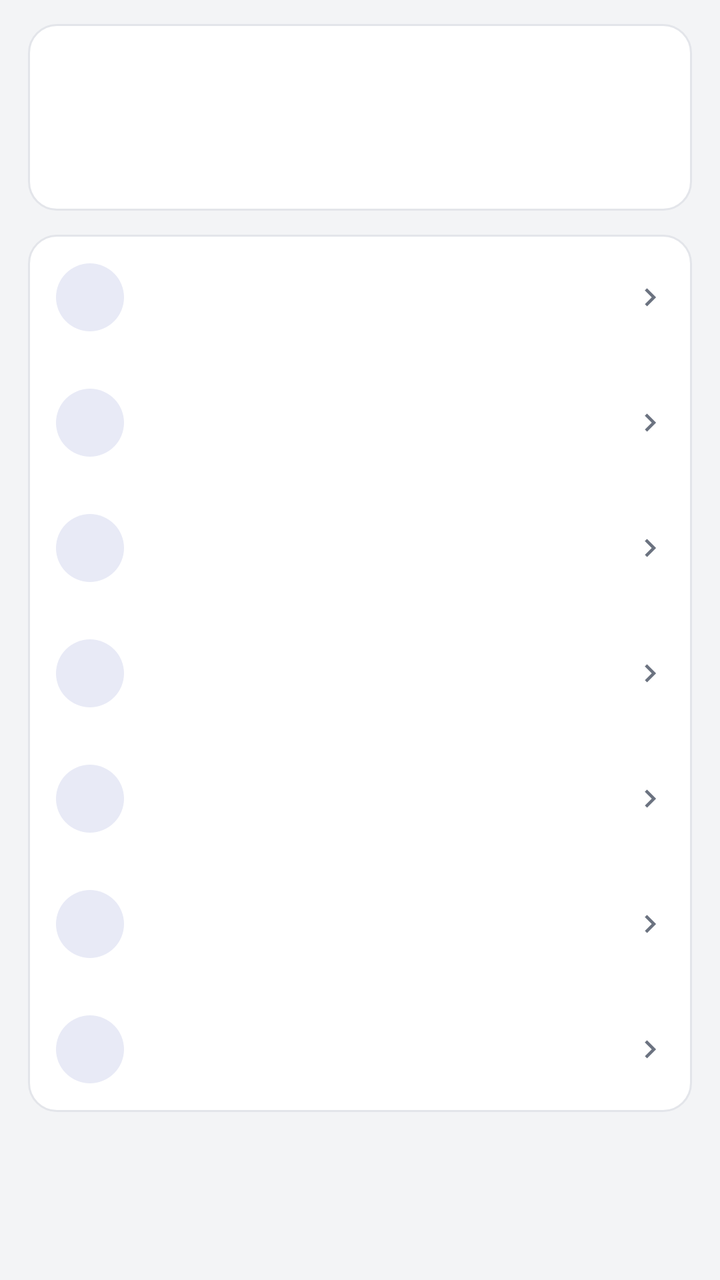
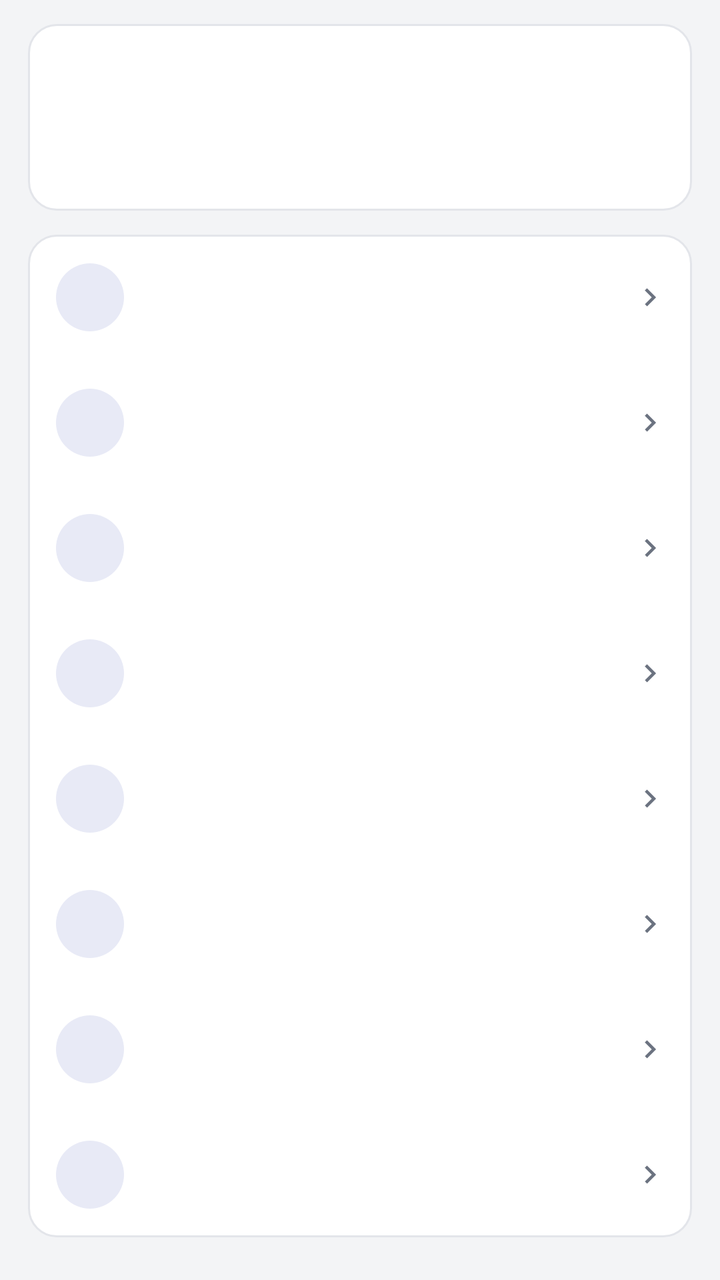

Two renders of the same Android screen: before a commit and after it. Below are the layout's source before the change and the commit's diff.
<!-- AndroidManifest.xml: activity theme AppTheme -->
<!-- res/layout/activity_version.xml -->
<?xml version="1.0" encoding="utf-8"?>
<LinearLayout xmlns:android="http://schemas.android.com/apk/res/android"
    android:id="@+id/root"
    android:layout_width="match_parent"
    android:layout_height="match_parent"
    android:orientation="vertical"
    android:background="@color/bg">

    <ScrollView
        android:layout_width="match_parent"
        android:layout_height="0dp"
        android:layout_weight="1">

        <LinearLayout
            android:layout_width="match_parent"
            android:layout_height="wrap_content"
            android:orientation="vertical"
            android:paddingTop="12dp"
            android:paddingBottom="16dp">

            
            <LinearLayout
                android:id="@+id/version_card"
                android:layout_width="match_parent"
                android:layout_height="wrap_content"
                android:layout_marginStart="14dp"
                android:layout_marginEnd="14dp"
                android:orientation="vertical"
                android:background="@drawable/card_bg"
                android:clickable="true"
                android:focusable="false"
                android:paddingStart="16dp"
                android:paddingEnd="16dp"
                android:paddingTop="14dp"
                android:paddingBottom="14dp">

                <TextView
                    android:id="@+id/version_title"
                    android:layout_width="match_parent"
                    android:layout_height="wrap_content"
                    android:ellipsize="end"
                    android:maxLines="2"
                    android:textColor="@color/fg"
                    android:textSize="17sp"
                    android:textStyle="bold" />

                <TextView
                    android:id="@+id/version_sub"
                    android:layout_width="match_parent"
                    android:layout_height="wrap_content"
                    android:layout_marginTop="4dp"
                    android:lineSpacingExtra="2dp"
                    android:textColor="@color/fg_muted"
                    android:textSize="12sp" />

                <TextView
                    android:id="@+id/version_slot"
                    android:layout_width="match_parent"
                    android:layout_height="wrap_content"
                    android:layout_marginTop="6dp"
                    android:textColor="@color/accent"
                    android:textSize="12sp" />
            </LinearLayout>

            
            <LinearLayout
                android:layout_width="match_parent"
                android:layout_height="wrap_content"
                android:layout_marginStart="14dp"
                android:layout_marginEnd="14dp"
                android:layout_marginTop="12dp"
                android:orientation="vertical"
                android:background="@drawable/card_bg">

                <include
                    android:id="@+id/row_ver_detail"
                    layout="@layout/row_action"
                    android:layout_width="match_parent"
                    android:layout_height="wrap_content" />

                <include
                    android:id="@+id/row_ver_slot"
                    layout="@layout/row_action"
                    android:layout_width="match_parent"
                    android:layout_height="wrap_content" />

                
                <include
                    android:id="@+id/row_ver_manslot"
                    layout="@layout/row_action"
                    android:layout_width="match_parent"
                    android:layout_height="wrap_content" />

                <include
                    android:id="@+id/row_ver_clone"
                    layout="@layout/row_action"
                    android:layout_width="match_parent"
                    android:layout_height="wrap_content" />

                <include
                    android:id="@+id/row_ver_rename"
                    layout="@layout/row_action"
                    android:layout_width="match_parent"
                    android:layout_height="wrap_content" />

                <include
                    android:id="@+id/row_ver_res"
                    layout="@layout/row_action"
                    android:layout_width="match_parent"
                    android:layout_height="wrap_content" />

                <include
                    android:id="@+id/row_ver_delete"
                    layout="@layout/row_action"
                    android:layout_width="match_parent"
                    android:layout_height="wrap_content" />
            </LinearLayout>
        </LinearLayout>
    </ScrollView>
</LinearLayout>
<!-- res/layout/row_action.xml (included above) -->
<?xml version="1.0" encoding="utf-8"?>
<LinearLayout xmlns:android="http://schemas.android.com/apk/res/android"
    android:layout_width="match_parent"
    android:layout_height="wrap_content"
    android:orientation="horizontal"
    android:gravity="center_vertical"
    android:background="?android:attr/selectableItemBackground"
    android:clickable="true"
    android:focusable="false"
    android:paddingStart="14dp"
    android:paddingEnd="12dp"
    android:paddingTop="12dp"
    android:paddingBottom="12dp">

    <FrameLayout
        android:layout_width="@dimen/row_icon_box"
        android:layout_height="@dimen/row_icon_box"
        android:background="@drawable/icon_circle">

        <ImageView
            android:id="@+id/act_icon"
            android:layout_width="@dimen/row_icon"
            android:layout_height="@dimen/row_icon"
            android:layout_gravity="center"
            android:tint="@color/accent" />
    </FrameLayout>

    <LinearLayout
        android:layout_width="0dp"
        android:layout_height="wrap_content"
        android:layout_weight="1"
        android:layout_marginStart="14dp"
        android:orientation="vertical">

        <TextView
            android:id="@+id/act_title"
            android:layout_width="match_parent"
            android:layout_height="wrap_content"
            android:singleLine="true"
            android:ellipsize="end"
            android:textSize="15sp"
            android:textColor="@color/fg" />

        <TextView
            android:id="@+id/act_sub"
            android:layout_width="match_parent"
            android:layout_height="wrap_content"
            android:paddingTop="2dp"
            android:textSize="12sp"
            android:textColor="@color/fg_muted" />
    </LinearLayout>

    <ImageView
        android:layout_width="@dimen/row_chevron"
        android:layout_height="@dimen/row_chevron"
        android:layout_marginStart="8dp"
        android:src="@drawable/ic_chevron"
        android:tint="@color/fg_muted" />
</LinearLayout>
<!-- resources referenced by this layout -->
<resources>
  <color name="accent">#FF3F51B5</color>
  <color name="bg">#FFF3F4F6</color>
  <color name="fg">#FF1A1C1E</color>
  <color name="fg_muted">#FF6B7280</color>
  <dimen name="row_chevron">18dp</dimen>
  <dimen name="row_icon">22dp</dimen>
  <dimen name="row_icon_box">34dp</dimen>
  <!-- drawable card_bg (drawable) -->
  <?xml version="1.0" encoding="utf-8"?>
  <shape xmlns:android="http://schemas.android.com/apk/res/android"
      android:shape="rectangle">
      <solid android:color="@color/card" />
      <corners android:radius="14dp" />
      <stroke android:width="1dp" android:color="@color/card_stroke" />
  </shape>
  <!-- drawable ic_chevron (drawable) -->
  <?xml version="1.0" encoding="utf-8"?>
  <vector xmlns:android="http://schemas.android.com/apk/res/android"
      android:width="24dp"
      android:height="24dp"
      android:viewportWidth="24"
      android:viewportHeight="24">
      <path
          android:fillColor="@color/icon_tint"
          android:pathData="M10,6L8.59,7.41 13.17,12l-4.58,4.59L10,18l6,-6z" />
  </vector>
  <!-- drawable icon_circle (drawable) -->
  <?xml version="1.0" encoding="utf-8"?>
  <shape xmlns:android="http://schemas.android.com/apk/res/android"
      android:shape="oval">
      <solid android:color="@color/accent_soft" />
  </shape>
  <color name="card">#FFFFFFFF</color>
  <color name="card_stroke">#FFE3E5EA</color>
  <color name="icon_tint">#FF5F6368</color>
  <color name="accent_soft">#FFE8EAF6</color>
  <color name="appbar">#FF3F51B5</color>
  <color name="statusbar">#FF303F9F</color>
  <style name="AppBarStyle" parent="android:Widget.Material.ActionBar.Solid">
          <item name="android:background">@color/appbar</item>
          
          <item name="android:elevation">0dp</item>
          
          <item name="android:contentInsetStart">16dp</item>
          <item name="android:titleTextStyle">@style/AppBarTitle</item>
      </style>
  <style name="AppOverflowMenu" parent="@android:style/Widget.Material.PopupMenu.Overflow">
          <item name="android:popupBackground">@drawable/popup_bg</item>
          
          <item name="android:overlapAnchor">false</item>
          <item name="android:dropDownVerticalOffset">4dp</item>
          
          <item name="android:popupElevation">8dp</item>
      </style>
  <style name="AppBarTitle" parent="android:TextAppearance.Material.Widget.ActionBar.Title">
          <item name="android:textColor">@color/on_appbar</item>
          <item name="android:textSize">20sp</item>
          <item name="android:fontFamily">sans-serif-medium</item>
      </style>
  <!-- drawable dlg_bg (drawable) -->
  <?xml version="1.0" encoding="utf-8"?>
  <inset xmlns:android="http://schemas.android.com/apk/res/android"
      android:inset="16dp">
      <shape android:shape="rectangle">
          <solid android:color="@color/card" />
          <corners android:radius="14dp" />
          <stroke android:width="1dp" android:color="@color/card_stroke" />
      </shape>
  </inset>
  <style name="AppDialogAnim">
          <item name="android:windowEnterAnimation">@anim/dialog_instant</item>
      </style>
  <!-- drawable popup_bg (drawable) -->
  <?xml version="1.0" encoding="utf-8"?>
  <shape xmlns:android="http://schemas.android.com/apk/res/android"
      android:shape="rectangle">
      <solid android:color="@color/popup" />
      <corners android:radius="14dp" />
      <stroke android:width="1dp" android:color="@color/popup_stroke" />
  </shape>
  <color name="on_appbar">#FFFFFFFF</color>
  <color name="popup">#FFFFFFFF</color>
  <color name="popup_stroke">#FFD8DCE4</color>
  <!-- unchanged entries left out for length: 2 -->
</resources>

<!-- the commit's change to res/layout/activity_version.xml (unified diff, before → after) -->
@@ -109,6 +109,13 @@
                     android:layout_width="match_parent"
                     android:layout_height="wrap_content" />
 
+                
+                <include
+                    android:id="@+id/row_ver_patch"
+                    layout="@layout/row_action"
+                    android:layout_width="match_parent"
+                    android:layout_height="wrap_content" />
+
                 <include
                     android:id="@+id/row_ver_delete"
                     layout="@layout/row_action"
